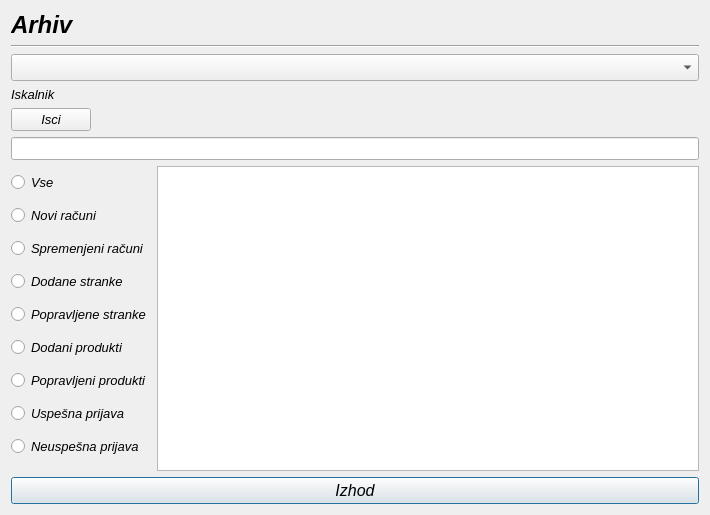
This is arhiv.ui in MaxMaxy/racun as Qt 5 draws it before an edit. The edited form follows.
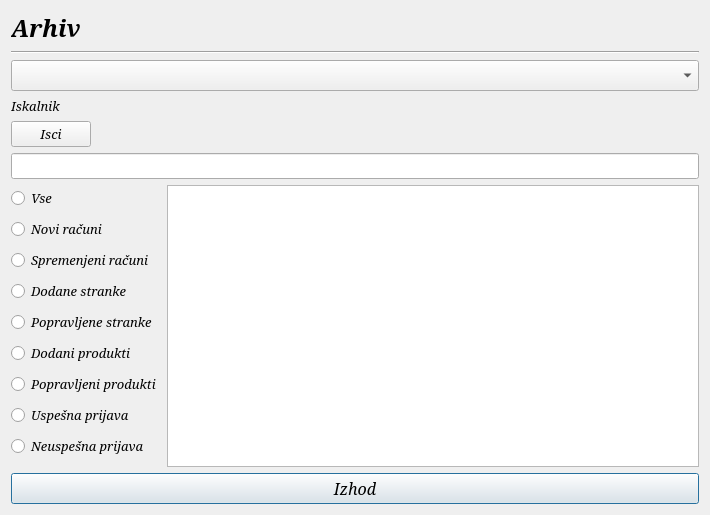
This is the edited form.

Patch:
```diff
--- a/arhiv.ui
+++ b/arhiv.ui
@@ -12,7 +12,7 @@
   </property>
   <property name="font">
    <font>
-    <family>MS Sans Serif</family>
+    <family>Serif</family>
     <pointsize>10</pointsize>
     <italic>true</italic>
    </font>
@@ -25,7 +25,7 @@
     <widget class="QLabel" name="label">
      <property name="font">
       <font>
-       <family>MS Sans Serif</family>
+       <family>Serif</family>
        <pointsize>10</pointsize>
        <italic>true</italic>
       </font>
@@ -42,7 +42,7 @@
     <widget class="Line" name="line">
      <property name="font">
       <font>
-       <family>MS Sans Serif</family>
+       <family>Serif</family>
        <italic>true</italic>
       </font>
      </property>
@@ -61,7 +61,7 @@
           <widget class="QRadioButton" name="radioButton_vse">
            <property name="font">
             <font>
-             <family>MS Sans Serif</family>
+             <family>Serif</family>
              <pointsize>10</pointsize>
              <italic>true</italic>
             </font>
@@ -75,7 +75,7 @@
           <widget class="QRadioButton" name="radioButton_noviRacuni">
            <property name="font">
             <font>
-             <family>MS Sans Serif</family>
+             <family>Serif</family>
              <pointsize>10</pointsize>
              <italic>true</italic>
             </font>
@@ -89,7 +89,7 @@
           <widget class="QRadioButton" name="radioButton_spremenjeniRacuni">
            <property name="font">
             <font>
-             <family>MS Sans Serif</family>
+             <family>Serif</family>
              <pointsize>10</pointsize>
              <italic>true</italic>
             </font>
@@ -103,7 +103,7 @@
           <widget class="QRadioButton" name="radioButton_dodaneStranke">
            <property name="font">
             <font>
-             <family>MS Sans Serif</family>
+             <family>Serif</family>
              <pointsize>10</pointsize>
              <italic>true</italic>
             </font>
@@ -117,7 +117,7 @@
           <widget class="QRadioButton" name="radioButton_popravljeneStranke">
            <property name="font">
             <font>
-             <family>MS Sans Serif</family>
+             <family>Serif</family>
              <pointsize>10</pointsize>
              <italic>true</italic>
             </font>
@@ -131,7 +131,7 @@
           <widget class="QRadioButton" name="radioButton_dodaniProdukti">
            <property name="font">
             <font>
-             <family>MS Sans Serif</family>
+             <family>Serif</family>
              <pointsize>10</pointsize>
              <italic>true</italic>
             </font>
@@ -145,7 +145,7 @@
           <widget class="QRadioButton" name="radioButton_popravljeniProdukti">
            <property name="font">
             <font>
-             <family>MS Sans Serif</family>
+             <family>Serif</family>
              <pointsize>10</pointsize>
              <italic>true</italic>
             </font>
@@ -159,7 +159,7 @@
           <widget class="QRadioButton" name="radioButton_uspesnaPrijava">
            <property name="font">
             <font>
-             <family>MS Sans Serif</family>
+             <family>Serif</family>
              <pointsize>10</pointsize>
              <italic>true</italic>
             </font>
@@ -173,7 +173,7 @@
           <widget class="QRadioButton" name="radioButton_neuspesnaPrijava">
            <property name="font">
             <font>
-             <family>MS Sans Serif</family>
+             <family>Serif</family>
              <pointsize>10</pointsize>
              <italic>true</italic>
             </font>
@@ -192,7 +192,7 @@
          </property>
          <property name="font">
           <font>
-           <family>MS Sans Serif</family>
+           <family>Serif</family>
            <pointsize>10</pointsize>
            <italic>true</italic>
           </font>
@@ -205,7 +205,7 @@
       <widget class="QPushButton" name="pushButton">
        <property name="font">
         <font>
-         <family>MS Sans Serif</family>
+         <family>Serif</family>
          <pointsize>12</pointsize>
          <italic>true</italic>
         </font>
@@ -221,7 +221,7 @@
     <widget class="QComboBox" name="comboBox">
      <property name="font">
       <font>
-       <family>MS Sans Serif</family>
+       <family>Serif</family>
        <pointsize>12</pointsize>
        <italic>true</italic>
       </font>
@@ -232,7 +232,7 @@
     <widget class="QLabel" name="label_2">
      <property name="font">
       <font>
-       <family>MS Sans Serif</family>
+       <family>Serif</family>
        <pointsize>18</pointsize>
        <weight>75</weight>
        <italic>true</italic>
@@ -248,7 +248,7 @@
     <widget class="QLineEdit" name="lineEdit_isci">
      <property name="font">
       <font>
-       <family>MS Sans Serif</family>
+       <family>Serif</family>
        <pointsize>10</pointsize>
        <italic>true</italic>
       </font>
@@ -263,6 +263,11 @@
        <verstretch>0</verstretch>
       </sizepolicy>
      </property>
+     <property name="font">
+      <font>
+       <family>Serif</family>
+      </font>
+     </property>
      <property name="text">
       <string>Isci</string>
      </property>
```
